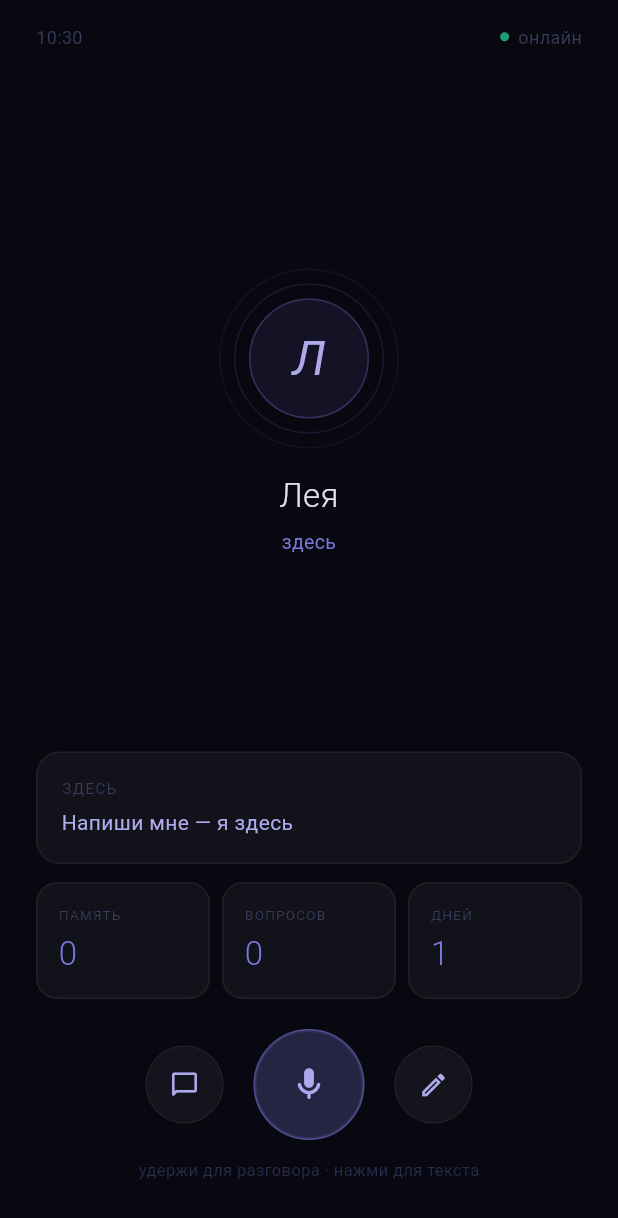
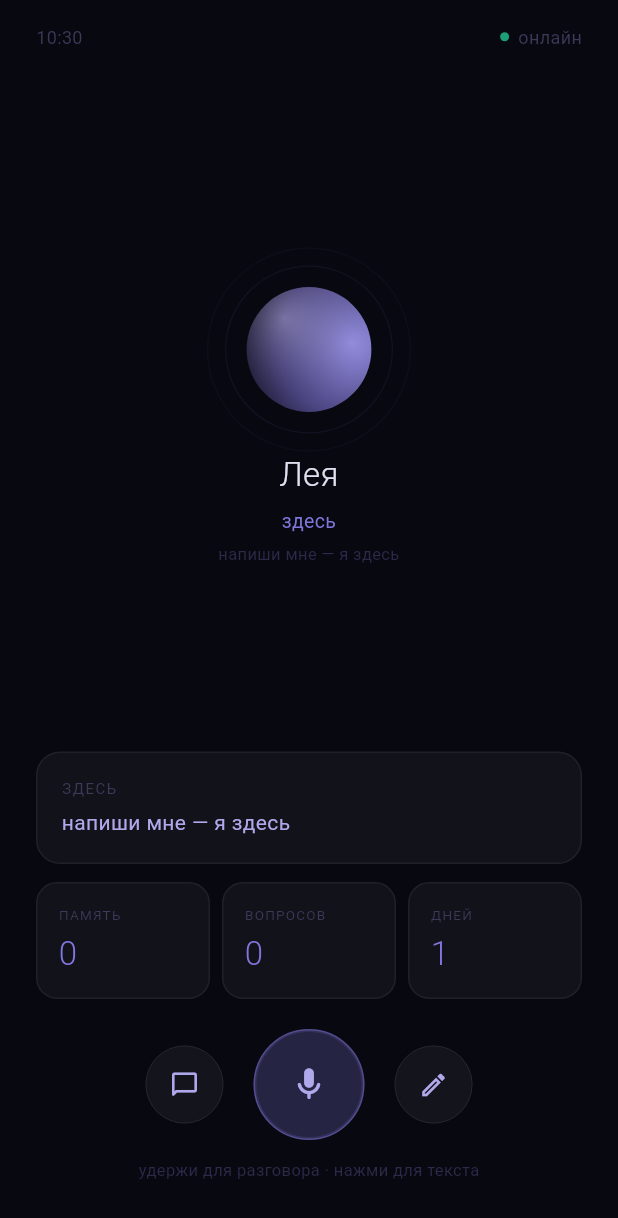
Before and after one commit to Creepie132/jarvis-mobile, a Flutter app: the screen it shows after launch, on a phone screen of 412 x 824 dp. Shown: the top 1218 px of the screen. Run offline on Flutter 3.47's test engine with Material 3 defaults, Android fonts, the phone set to English and light mode, and no system bars; network calls fail.

Commit message:
feat: живая сфера + mood hint + haptic feedback

```diff
--- a/lib/screens/home_screen.dart
+++ b/lib/screens/home_screen.dart
@@ -1,6 +1,8 @@
 import 'dart:async';
 import 'package:flutter/material.dart';
+import 'package:flutter/services.dart';
 import '../services/jarvis_service.dart';
+import '../widgets/lea_sphere.dart';
 
 class HomeScreen extends StatefulWidget {
   const HomeScreen({super.key});
@@ -12,8 +14,8 @@ class _HomeScreenState extends State<HomeScreen> {
   AgentStatus? _status;
   InboxData? _inbox;
   bool _loading = true;
+  bool _micActive = false; // сфера пульсирует при зажатии микрофона
 
-  // Сообщения от Леи (свобода воли)
   final List<OutboxMessage> _leaMessages = [];
   Timer? _outboxTimer;
 
@@ -30,9 +32,8 @@ class _HomeScreenState extends State<HomeScreen> {
     super.dispose();
   }
 
-  // Опрос outbox каждые 2 минуты
   void _startOutboxPolling() {
-    _checkOutbox(); // сразу при старте
+    _checkOutbox();
     _outboxTimer = Timer.periodic(const Duration(minutes: 2), (_) => _checkOutbox());
   }
 
@@ -41,7 +42,6 @@ class _HomeScreenState extends State<HomeScreen> {
       final messages = await JarvisService.getOutbox();
       if (messages.isNotEmpty && mounted) {
         setState(() => _leaMessages.addAll(messages));
-        // Показываем первое сообщение как баннер
         _showLeaBanner(messages.first);
       }
     } catch (_) {}
@@ -67,7 +67,7 @@ class _HomeScreenState extends State<HomeScreen> {
             decoration: BoxDecoration(
               color: const Color(0xFF141420),
               borderRadius: BorderRadius.circular(16),
-              border: Border.all(color: const Color(0xFF7F77DD).withValues(alpha: 0.4), width: 1),
+              border: Border.all(color: const Color(0xFF7F77DD).withValues(alpha: 0.4)),
             ),
             child: Row(
               children: [
@@ -79,8 +79,7 @@ class _HomeScreenState extends State<HomeScreen> {
                     border: Border.all(color: const Color(0xFF7F77DD).withValues(alpha: 0.3)),
                   ),
                   child: const Center(
-                    child: Text('Л', style: TextStyle(color: Color(0xFFAFA9EC),
-                        fontSize: 16, fontStyle: FontStyle.italic)),
+                    child: Text('Л', style: TextStyle(color: Color(0xFFAFA9EC), fontSize: 16, fontStyle: FontStyle.italic)),
                   ),
                 ),
                 const SizedBox(width: 12),
@@ -89,21 +88,16 @@ class _HomeScreenState extends State<HomeScreen> {
                     crossAxisAlignment: CrossAxisAlignment.start,
                     mainAxisSize: MainAxisSize.min,
                     children: [
-                      const Text('Лея написала', style: TextStyle(
-                          fontSize: 11, color: Color(0xFF7F77DD), letterSpacing: 0.5)),
+                      const Text('Лея написала', style: TextStyle(fontSize: 11, color: Color(0xFF7F77DD), letterSpacing: 0.5)),
                       const SizedBox(height: 4),
-                      Text(
-                        msg.message,
+                      Text(msg.message,
                         style: const TextStyle(fontSize: 13, color: Color(0xFFd0d0f0), height: 1.4),
-                        maxLines: 3,
-                        overflow: TextOverflow.ellipsis,
-                      ),
+                        maxLines: 3, overflow: TextOverflow.ellipsis),
                     ],
                   ),
                 ),
                 const SizedBox(width: 8),
-                const Icon(Icons.arrow_forward_ios_rounded,
-                    size: 12, color: Color(0xFF3a3a5a)),
+                const Icon(Icons.arrow_forward_ios_rounded, size: 12, color: Color(0xFF3a3a5a)),
               ],
             ),
           ),
@@ -114,10 +108,7 @@ class _HomeScreenState extends State<HomeScreen> {
 
   Future<void> _load() async {
     try {
-      final results = await Future.wait([
-        JarvisService.getStatus(),
-        JarvisService.getInbox(),
-      ]);
+      final results = await Future.wait([JarvisService.getStatus(), JarvisService.getInbox()]);
       setState(() {
         _status = results[0] as AgentStatus;
         _inbox  = results[1] as InboxData;
@@ -126,6 +117,23 @@ class _HomeScreenState extends State<HomeScreen> {
     } catch (_) {
       setState(() => _loading = false);
     }
+  }
+
+  // Mood-based hintText — подсказка зависит от настроения Леи
+  String _moodHint() {
+    final emotion = _status?.emotion?.toLowerCase() ?? '';
+    if (emotion.contains('грус') || emotion.contains('устал') || emotion.contains('тоск')) {
+      return 'она немного не в себе...';
+    } else if (emotion.contains('радост') || emotion.contains('энерги') || emotion.contains('актив')) {
+      return 'она в хорошем настроении';
+    } else if (emotion.contains('скуч')) {
+      return 'ей немного скучно';
+    } else if (emotion.contains('беспокой') || emotion.contains('тревог')) {
+      return 'она немного беспокоится';
+    } else if (emotion.contains('любопытств')) {
+      return 'ей интересно что ты скажешь';
+    }
+    return 'напиши мне — я здесь';
   }
 
   @override
@@ -170,13 +178,9 @@ class _HomeScreenState extends State<HomeScreen> {
       child: Row(
         mainAxisAlignment: MainAxisAlignment.spaceBetween,
         children: [
-          Text(
-            _timeNow(),
-            style: const TextStyle(fontSize: 12, color: Color(0xFF3a3a5a)),
-          ),
+          Text(_timeNow(), style: const TextStyle(fontSize: 12, color: Color(0xFF3a3a5a))),
           Row(
             children: [
-              // Индикатор непрочитанных сообщений от Леи
               if (_leaMessages.isNotEmpty) ...[
                 Container(
                   width: 18, height: 18,
@@ -185,20 +189,14 @@ class _HomeScreenState extends State<HomeScreen> {
                     color: const Color(0xFF7F77DD).withValues(alpha: 0.9),
                   ),
                   child: Center(
-                    child: Text(
-                      '${_leaMessages.length}',
-                      style: const TextStyle(fontSize: 10, color: Colors.white, fontWeight: FontWeight.bold),
-                    ),
+                    child: Text('${_leaMessages.length}',
+                      style: const TextStyle(fontSize: 10, color: Colors.white, fontWeight: FontWeight.bold)),
                   ),
                 ),
                 const SizedBox(width: 8),
               ],
-              Container(
-                width: 6, height: 6,
-                decoration: const BoxDecoration(
-                  color: Color(0xFF1D9E75), shape: BoxShape.circle,
-                ),
-              ),
+              Container(width: 6, height: 6,
+                decoration: const BoxDecoration(color: Color(0xFF1D9E75), shape: BoxShape.circle)),
               const SizedBox(width: 6),
               const Text('онлайн', style: TextStyle(fontSize: 12, color: Color(0xFF3a3a5a))),
             ],
@@ -212,45 +210,39 @@ class _HomeScreenState extends State<HomeScreen> {
     return Column(
       mainAxisAlignment: MainAxisAlignment.center,
       children: [
-        Stack(
-          alignment: Alignment.center,
-          children: [
-            Container(width: 120, height: 120,
-              decoration: BoxDecoration(shape: BoxShape.circle,
-                border: Border.all(color: const Color(0xFF7F77DD).withValues(alpha: 0.08), width: 1))),
-            Container(width: 100, height: 100,
-              decoration: BoxDecoration(shape: BoxShape.circle,
-                border: Border.all(color: const Color(0xFF7F77DD).withValues(alpha: 0.15), width: 1))),
-            Container(
-              width: 80, height: 80,
-              decoration: BoxDecoration(
-                shape: BoxShape.circle,
-                color: const Color(0xFF7F77DD).withValues(alpha: 0.1),
-                border: Border.all(color: const Color(0xFF7F77DD).withValues(alpha: 0.3), width: 1),
-              ),
-              child: Center(
-                child: Text(
-                  (_status?.name ?? 'Л').substring(0, 1),
-                  style: const TextStyle(fontSize: 32, color: Color(0xFFAFA9EC), fontStyle: FontStyle.italic),
-                ),
-              ),
-            ),
-          ],
-        ),
-        const SizedBox(height: 16),
+        // Анимированная сфера вместо статичного круга
+        LeaSphere(isActive: _micActive, size: 80),
+        const SizedBox(height: 8),
         Text(_status?.name ?? 'Лея',
           style: const TextStyle(fontSize: 22, color: Color(0xFFe0e0f0), fontWeight: FontWeight.w300)),
         const SizedBox(height: 6),
-        Text(_status?.emotion ?? 'здесь',
-          style: const TextStyle(fontSize: 13, color: Color(0xFF7F77DD)), textAlign: TextAlign.center),
+        // Mood-based подсказка
+        AnimatedSwitcher(
+          duration: const Duration(milliseconds: 600),
+          child: Text(
+            _status?.emotion?.isNotEmpty == true ? _status!.emotion! : 'здесь',
+            key: ValueKey(_status?.emotion),
+            style: const TextStyle(fontSize: 13, color: Color(0xFF7F77DD)),
+            textAlign: TextAlign.center,
+          ),
+        ),
+        const SizedBox(height: 4),
+        AnimatedSwitcher(
+          duration: const Duration(milliseconds: 800),
+          child: Text(
+            _moodHint(),
+            key: ValueKey(_moodHint()),
+            style: const TextStyle(fontSize: 11, color: Color(0xFF2a2a4a)),
+            textAlign: TextAlign.center,
+          ),
+        ),
       ],
     );
   }
 
   Widget _buildBottomCards() {
     final mem = _status?.memoryCount ?? 0;
-    final unknownCount = _inbox?.items
-        .where((i) => i.type == InboxItemType.unknownEntity).length ?? 0;
+    final unknownCount = _inbox?.items.where((i) => i.type == InboxItemType.unknownEntity).length ?? 0;
     final days = _daysAlive();
     final cardText = _leaCardText();
 
@@ -258,7 +250,6 @@ class _HomeScreenState extends State<HomeScreen> {
       padding: const EdgeInsets.symmetric(horizontal: 24),
       child: Column(
         children: [
-          // Если есть непрочитанные от Леи — показываем последнее
           if (_leaMessages.isNotEmpty)
             GestureDetector(
               onTap: () {
@@ -274,30 +265,22 @@ class _HomeScreenState extends State<HomeScreen> {
                 decoration: BoxDecoration(
                   color: const Color(0xFF0e0e1e),
                   borderRadius: BorderRadius.circular(16),
-                  border: Border.all(color: const Color(0xFF7F77DD).withValues(alpha: 0.5), width: 1),
+                  border: Border.all(color: const Color(0xFF7F77DD).withValues(alpha: 0.5)),
                 ),
                 child: Column(
                   crossAxisAlignment: CrossAxisAlignment.start,
                   children: [
-                    Row(
-                      children: [
+                    Row(children: [
                       const Text('НАПИСАЛА САМА',
                         style: TextStyle(fontSize: 10, color: Color(0xFF7F77DD), letterSpacing: 1.0)),
                       const Spacer(),
-                        Container(
-                          width: 8, height: 8,
-                          decoration: const BoxDecoration(
-                            color: Color(0xFF7F77DD), shape: BoxShape.circle),
-                        ),
-                      ],
-                    ),
+                      Container(width: 8, height: 8,
+                        decoration: const BoxDecoration(color: Color(0xFF7F77DD), shape: BoxShape.circle)),
+                    ]),
                     const SizedBox(height: 8),
-                    Text(
-                      _leaMessages.last.message,
+                    Text(_leaMessages.last.message,
                       style: const TextStyle(fontSize: 14, color: Color(0xFFe0e0f0), height: 1.5),
-                      maxLines: 4,
-                      overflow: TextOverflow.ellipsis,
-                    ),
+                      maxLines: 4, overflow: TextOverflow.ellipsis),
                     const SizedBox(height: 6),
                     const Text('нажми чтобы ответить →',
                       style: TextStyle(fontSize: 11, color: Color(0xFF3a3a5a))),
@@ -326,15 +309,13 @@ class _HomeScreenState extends State<HomeScreen> {
                 ],
               ),
             ),
-          Row(
-            children: [
+          Row(children: [
             _statCard('ПАМЯТЬ', '$mem'),
             const SizedBox(width: 8),
             _statCard('ВОПРОСОВ', '$unknownCount'),
             const SizedBox(width: 8),
             _statCard('ДНЕЙ', '$days'),
-            ],
-          ),
+          ]),
         ],
       ),
     );
@@ -348,7 +329,7 @@ class _HomeScreenState extends State<HomeScreen> {
     if (desire.isNotEmpty) return {'label': 'ЖЕЛАНИЕ', 'text': desire.first.text};
     final entity = items.where((i) => i.type == InboxItemType.unknownEntity).toList();
     if (entity.isNotEmpty) return {'label': 'ХОЧЕТ СПРОСИТЬ', 'text': entity.first.text};
-    return {'label': 'ЗДЕСЬ', 'text': 'Напиши мне — я здесь'};
+    return {'label': 'ЗДЕСЬ', 'text': _moodHint()};
   }
 
   int _daysAlive() {
@@ -389,9 +370,19 @@ class _HomeScreenState extends State<HomeScreen> {
               _iconBtn(size: 52, icon: Icons.chat_bubble_outline_rounded, iconSize: 20,
                   onTap: () => Navigator.pushNamed(context, '/inbox')),
               const SizedBox(width: 20),
+              // Кнопка микрофона — haptic + активация сферы
               GestureDetector(
                 onTap: () => Navigator.pushNamed(context, '/chat'),
-                onLongPress: () {
+                onLongPressStart: (_) {
+                  // Два лёгких импульса — имитация сердцебиения
+                  HapticFeedback.lightImpact();
+                  Future.delayed(const Duration(milliseconds: 120), () {
+                    HapticFeedback.lightImpact();
+                  });
+                  setState(() => _micActive = true);
+                },
+                onLongPressEnd: (_) {
+                  setState(() => _micActive = false);
                   ScaffoldMessenger.of(context).showSnackBar(
                     const SnackBar(content: Text('Голосовой режим — скоро')));
                 },
@@ -399,8 +390,11 @@ class _HomeScreenState extends State<HomeScreen> {
                   width: 74, height: 74,
                   decoration: BoxDecoration(
                     shape: BoxShape.circle,
-                    color: const Color(0xFF7F77DD).withValues(alpha: 0.25),
-                    border: Border.all(color: const Color(0xFF7F77DD).withValues(alpha: 0.5), width: 1),
+                    color: const Color(0xFF7F77DD).withValues(alpha: _micActive ? 0.4 : 0.25),
+                    border: Border.all(
+                      color: const Color(0xFF7F77DD).withValues(alpha: _micActive ? 0.8 : 0.5),
+                      width: _micActive ? 1.5 : 1,
+                    ),
                   ),
                   child: Stack(
                     alignment: Alignment.center,
@@ -409,10 +403,15 @@ class _HomeScreenState extends State<HomeScreen> {
                         width: 90, height: 90,
                         decoration: BoxDecoration(
                           shape: BoxShape.circle,
-                          border: Border.all(color: const Color(0xFF7F77DD).withValues(alpha: 0.15), width: 1),
+                          border: Border.all(
+                            color: const Color(0xFF7F77DD).withValues(alpha: _micActive ? 0.3 : 0.15),
+                            width: 1,
                           ),
                         ),
-                      const Icon(Icons.mic_rounded, color: Color(0xFFAFA9EC), size: 26),
+                      ),
+                      Icon(Icons.mic_rounded,
+                        color: _micActive ? const Color(0xFFe0e0f0) : const Color(0xFFAFA9EC),
+                        size: 26),
                     ],
                   ),
                 ),
--- /dev/null
+++ b/lib/widgets/lea_sphere.dart
@@ -0,0 +1,160 @@
+import 'dart:math';
+import 'package:flutter/material.dart';
+
+/// Анимированная сфера Леи — дышит в покое, пульсирует при активности.
+/// Чистый CustomPainter, никаких внешних пакетов.
+class LeaSphere extends StatefulWidget {
+  final bool isActive;
+  final double size;
+
+  const LeaSphere({super.key, this.isActive = false, this.size = 80});
+
+  @override
+  State<LeaSphere> createState() => _LeaSphereState();
+}
+
+class _LeaSphereState extends State<LeaSphere> with TickerProviderStateMixin {
+  late AnimationController _breathCtrl;
+  late AnimationController _pulseCtrl;
+  late AnimationController _rotateCtrl;
+
+  late Animation<double> _breathAnim;
+  late Animation<double> _pulseAnim;
+  late Animation<double> _rotateAnim;
+
+  @override
+  void initState() {
+    super.initState();
+
+    _breathCtrl = AnimationController(
+      vsync: this, duration: const Duration(milliseconds: 3000),
+    )..repeat(reverse: true);
+    _breathAnim = Tween<double>(begin: 0.0, end: 1.0).animate(
+      CurvedAnimation(parent: _breathCtrl, curve: Curves.easeInOut));
+
+    _pulseCtrl = AnimationController(
+      vsync: this, duration: const Duration(milliseconds: 600));
+    _pulseAnim = Tween<double>(begin: 0.0, end: 1.0).animate(
+      CurvedAnimation(parent: _pulseCtrl, curve: Curves.easeInOut));
+
+    _rotateCtrl = AnimationController(
+      vsync: this, duration: const Duration(milliseconds: 8000),
+    )..repeat();
+    _rotateAnim = Tween<double>(begin: 0.0, end: 2 * pi).animate(_rotateCtrl);
+
+    if (widget.isActive) _pulseCtrl.repeat(reverse: true);
+  }
+
+  @override
+  void didUpdateWidget(LeaSphere old) {
+    super.didUpdateWidget(old);
+    if (widget.isActive && !old.isActive) {
+      _pulseCtrl.repeat(reverse: true);
+    } else if (!widget.isActive && old.isActive) {
+      _pulseCtrl.stop();
+      _pulseCtrl.reset();
+    }
+  }
+
+  @override
+  void dispose() {
+    _breathCtrl.dispose();
+    _pulseCtrl.dispose();
+    _rotateCtrl.dispose();
+    super.dispose();
+  }
+
+  @override
+  Widget build(BuildContext context) {
+    return AnimatedBuilder(
+      animation: Listenable.merge([_breathAnim, _pulseAnim, _rotateAnim]),
+      builder: (context, child) {
+        final breath = _breathAnim.value;
+        final pulse = widget.isActive ? _pulseAnim.value : 0.0;
+        final rotate = _rotateAnim.value;
+        final scale = 1.0 + (breath * 0.06) + (pulse * 0.12);
+
+        return SizedBox(
+          width: widget.size * 1.5,
+          height: widget.size * 1.5,
+          child: CustomPaint(
+            painter: _SpherePainter(
+              breath: breath, pulse: pulse,
+              rotate: rotate, scale: scale, size: widget.size,
+            ),
+          ),
+        );
+      },
+    );
+  }
+}
+
+class _SpherePainter extends CustomPainter {
+  final double breath;
+  final double pulse;
+  final double rotate;
+  final double scale;
+  final double size;
+
+  const _SpherePainter({
+    required this.breath, required this.pulse,
+    required this.rotate, required this.scale, required this.size,
+  });
+
+  @override
+  void paint(Canvas canvas, Size canvasSize) {
+    final center = Offset(canvasSize.width / 2, canvasSize.height / 2);
+    final radius = (size / 2) * scale;
+
+    _drawRing(canvas, center, radius + 14, 0.06 + breath * 0.04);
+    _drawRing(canvas, center, radius + 26, 0.04 + breath * 0.02);
+
+    final gradientOffset = Offset(
+      center.dx + cos(rotate) * radius * 0.3,
+      center.dy + sin(rotate) * radius * 0.3,
+    );
+
+    final paint = Paint()
+      ..shader = RadialGradient(
+        center: Alignment(cos(rotate) * 0.4, sin(rotate) * 0.4),
+        radius: 1.0,
+        colors: [
+          Color.lerp(const Color(0xFFAFA9EC), const Color(0xFF7F77DD), 0.3 + breath * 0.3)!,
+          const Color(0xFF4a4480),
+          const Color(0xFF0d0d1a),
+        ],
+        stops: const [0.0, 0.6, 1.0],
+      ).createShader(Rect.fromCircle(center: gradientOffset, radius: radius));
+
+    canvas.drawCircle(center, radius, paint);
+
+    final highlightPaint = Paint()
+      ..shader = RadialGradient(
+        center: const Alignment(-0.4, -0.5),
+        radius: 0.7,
+        colors: [
+          Colors.white.withValues(alpha: 0.18 + breath * 0.08),
+          Colors.transparent,
+        ],
+      ).createShader(Rect.fromCircle(center: center, radius: radius));
+    canvas.drawCircle(center, radius, highlightPaint);
+
+    if (pulse > 0.01) {
+      final glowPaint = Paint()
+        ..color = const Color(0xFF7F77DD).withValues(alpha: pulse * 0.25)
+        ..maskFilter = const MaskFilter.blur(BlurStyle.normal, 16);
+      canvas.drawCircle(center, radius + 8, glowPaint);
+    }
+  }
+
+  void _drawRing(Canvas canvas, Offset center, double r, double opacity) {
+    final paint = Paint()
+      ..color = const Color(0xFF7F77DD).withValues(alpha: opacity)
+      ..style = PaintingStyle.stroke
+      ..strokeWidth = 0.8;
+    canvas.drawCircle(center, r, paint);
+  }
+
+  @override
+  bool shouldRepaint(_SpherePainter old) => true;
+}
```
Lines whose indentation alone changed are shown as unchanged.
